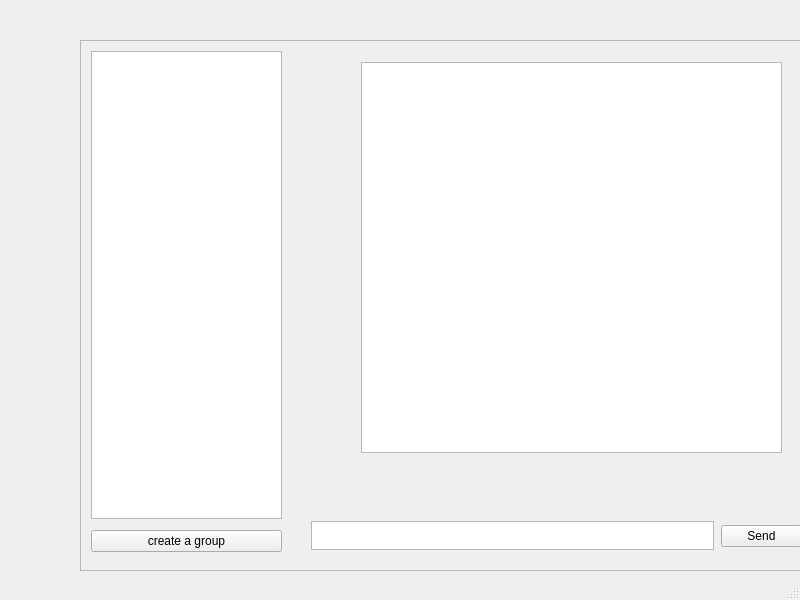
Old version of the form lab9/mainwindow.ui in the repository linadells/messanger.
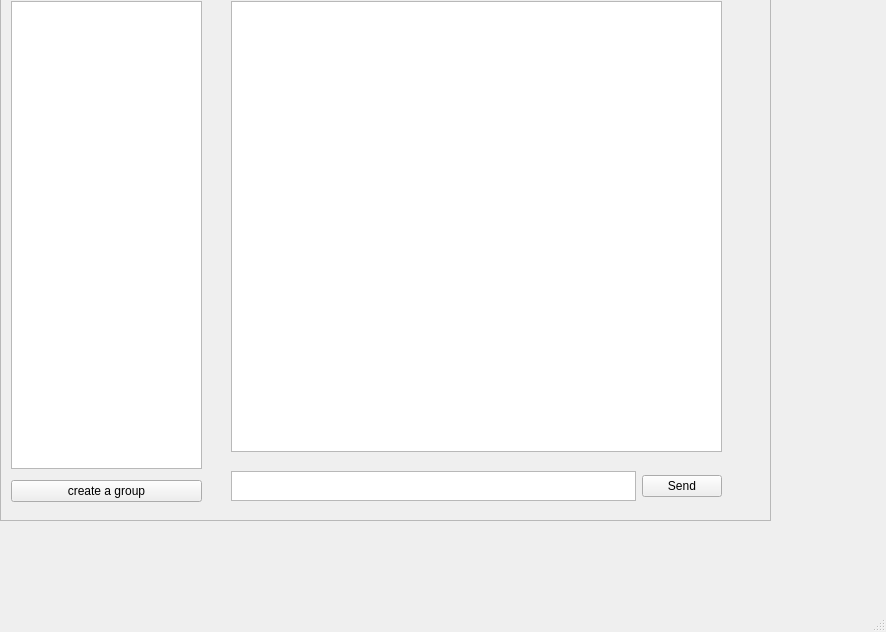
New version of the form.

What changed in the file:
```diff
--- a/lab9/mainwindow.ui
+++ b/lab9/mainwindow.ui
@@ -6,8 +6,8 @@
    <rect>
     <x>0</x>
     <y>0</y>
-    <width>800</width>
-    <height>600</height>
+    <width>886</width>
+    <height>632</height>
    </rect>
   </property>
   <property name="windowTitle">
@@ -17,8 +17,8 @@
    <widget class="QScrollArea" name="scrollArea">
     <property name="geometry">
      <rect>
-      <x>80</x>
-      <y>40</y>
+      <x>0</x>
+      <y>-10</y>
       <width>771</width>
       <height>531</height>
      </rect>
@@ -76,13 +76,35 @@
      <widget class="QWidget" name="horizontalLayoutWidget_2">
       <property name="geometry">
        <rect>
-        <x>640</x>
+        <x>230</x>
         <y>480</y>
-        <width>81</width>
+        <width>491</width>
         <height>31</height>
        </rect>
       </property>
       <layout class="QHBoxLayout" name="horizontalLayout_2">
+       <item>
+        <widget class="QPlainTextEdit" name="SendMessage">
+         <property name="minimumSize">
+          <size>
+           <width>0</width>
+           <height>20</height>
+          </size>
+         </property>
+         <property name="maximumSize">
+          <size>
+           <width>16777215</width>
+           <height>30</height>
+          </size>
+         </property>
+         <property name="cursor" stdset="0">
+          <cursorShape>IBeamCursor</cursorShape>
+         </property>
+         <property name="centerOnScroll">
+          <bool>true</bool>
+         </property>
+        </widget>
+       </item>
        <item>
         <widget class="QPushButton" name="sendBut">
          <property name="text">
@@ -95,40 +117,12 @@
      <widget class="QTextBrowser" name="textBrowser">
       <property name="geometry">
        <rect>
-        <x>280</x>
-        <y>21</y>
-        <width>421</width>
-        <height>391</height>
-       </rect>
-      </property>
-     </widget>
-     <widget class="QPlainTextEdit" name="SendMessage">
-      <property name="geometry">
-       <rect>
         <x>230</x>
-        <y>480</y>
-        <width>403</width>
-        <height>29</height>
+        <y>10</y>
+        <width>491</width>
+        <height>451</height>
        </rect>
       </property>
-      <property name="minimumSize">
-       <size>
-        <width>0</width>
-        <height>20</height>
-       </size>
-      </property>
-      <property name="maximumSize">
-       <size>
-        <width>16777215</width>
-        <height>30</height>
-       </size>
-      </property>
-      <property name="cursor" stdset="0">
-       <cursorShape>IBeamCursor</cursorShape>
-      </property>
-      <property name="centerOnScroll">
-       <bool>true</bool>
-      </property>
      </widget>
     </widget>
    </widget>
```
Left out of the diff: 5 changed lines with no effect on the pictures.
